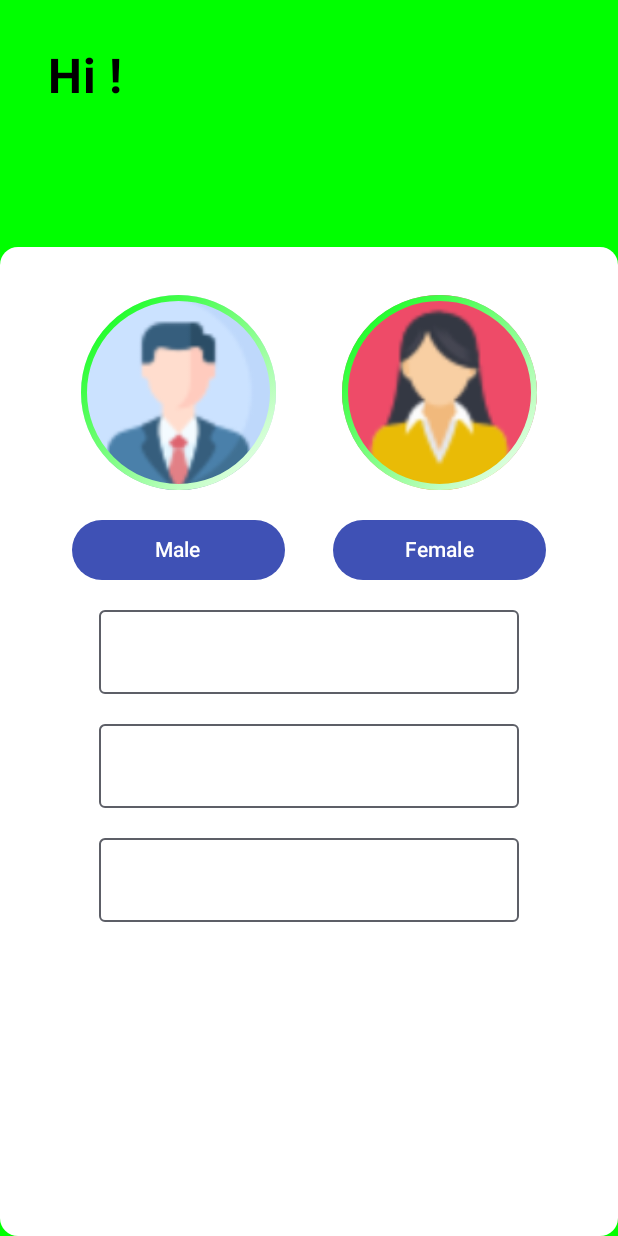
After one commit to GustavoDeodato/bmi-ds2aita, an Android app built with Jetpack Compose: the composable UserDataScreen shown on its own in the app's theme, on a phone screen of 412 x 824 dp. The commit adds this screen. Run offline under Robolectric (Android 15) with nearby library versions, the light colour scheme and no system bars.

Commit message:
user data 70%

```diff
--- /dev/null
+++ b/app/src/main/java/br/senai/sp/jandira/bmi/screens/UserDataScreen.kt
@@ -0,0 +1,218 @@
+package br.senai.sp.jandira.bmi.screens
+
+
+import androidx.compose.foundation.BorderStroke
+import androidx.compose.foundation.Image
+import androidx.compose.foundation.background
+import androidx.compose.foundation.layout.Box
+import androidx.compose.foundation.layout.Column
+import androidx.compose.foundation.layout.Row
+import androidx.compose.foundation.layout.fillMaxSize
+import androidx.compose.foundation.layout.fillMaxWidth
+import androidx.compose.foundation.layout.height
+import androidx.compose.foundation.layout.padding
+import androidx.compose.foundation.layout.size
+import androidx.compose.foundation.layout.width
+import androidx.compose.foundation.shape.CircleShape
+import androidx.compose.foundation.shape.RoundedCornerShape
+import androidx.compose.material3.Button
+import androidx.compose.material3.ButtonDefaults
+import androidx.compose.material3.Card
+import androidx.compose.material3.CardColors
+import androidx.compose.material3.CardDefaults
+import androidx.compose.material3.OutlinedTextField
+import androidx.compose.material3.Text
+import androidx.compose.runtime.Composable
+import androidx.compose.ui.Alignment
+import androidx.compose.ui.Modifier
+import androidx.compose.ui.graphics.Brush
+import androidx.compose.ui.graphics.Color
+import androidx.compose.ui.graphics.Paint
+import androidx.compose.ui.res.painterResource
+import androidx.compose.ui.res.stringResource
+import androidx.compose.ui.text.font.FontWeight
+import androidx.compose.ui.tooling.preview.Preview
+import androidx.compose.ui.unit.dp
+import androidx.compose.ui.unit.sp
+import br.senai.sp.jandira.bmi.R
+
+@Composable
+fun UserDataScreen(){
+    Box(
+        modifier = Modifier
+            .fillMaxSize()
+            .background(Color(0xFFFFFFFFF))
+    ){
+        Column (
+            modifier = Modifier
+                .fillMaxSize()
+                .background(color = Color.Green)
+        ){
+            Text(
+                text = stringResource(R.string.hi),
+                fontSize = 32.sp,
+                fontWeight = FontWeight.Bold,
+                color = Color.Black,
+                modifier = Modifier
+                    .padding(32.dp)
+                    .weight(1f)
+            )
+
+            Card (
+                modifier = Modifier
+                    .fillMaxWidth()
+                    .weight(4f),
+                colors = CardDefaults.cardColors(
+                    containerColor = Color.White
+                )
+            ){
+                Column (
+                    modifier = Modifier
+                        .fillMaxSize()
+                        .padding(32.dp)
+                ){
+                    Row (
+                        modifier = Modifier
+                            .fillMaxWidth()
+
+                    ){
+                        Column (
+                            modifier = Modifier
+                                .weight(1f),
+                            horizontalAlignment = Alignment.CenterHorizontally
+                        ){
+                            Card(
+                                modifier = Modifier
+                                    .size(130.dp),
+                                shape = CircleShape,
+                                border = BorderStroke(
+                                    width = 4.dp,
+                                    brush = Brush.linearGradient(
+                                        listOf(
+                                            Color(0xFF00FD0B),
+                                            Color(0xFFFFFFFF)
+                                        )
+                                    )
+                                )
+
+                            ) {
+                                Image(
+                                    painter = painterResource(
+                                        id = R.drawable.men
+                                    ),
+                                    contentDescription = "",
+                                    modifier = Modifier
+                                        .fillMaxSize()
+
+                                )
+                            }
+                            Button(
+                                onClick = {},
+                                modifier = Modifier
+                                    .fillMaxWidth()
+                                    .padding(16.dp),
+                                colors = ButtonDefaults
+                                    .buttonColors(
+                                        containerColor = Color(0xFF3F51B5)
+                                    )
+                            ) {
+                                Text(
+                                    text = stringResource(R.string.male)
+                                )
+                            }
+                        }
+
+                        Column (
+                            modifier = Modifier
+                                .weight(1f),
+                            horizontalAlignment = Alignment.CenterHorizontally
+                        ){
+                            Card(
+                                modifier = Modifier
+                                    .size(130.dp),
+                                shape = CircleShape,
+                                border = BorderStroke(
+                                    width = 4.dp,
+                                    brush = Brush.linearGradient(
+                                        listOf(
+                                            Color(0xFF00FD0B),
+                                            Color(0xFFFFFFFF)
+                                        )
+                                    )
+                                )
+
+                            ) {
+                                Image(
+                                    painter = painterResource(
+                                        id = R.drawable.woman
+                                    ),
+                                    contentDescription = "",
+                                    modifier = Modifier
+                                        .fillMaxSize()
+
+                                )
+                            }
+                            Button(
+                                onClick = {},
+                                modifier = Modifier
+                                    .fillMaxWidth()
+                                    .padding(16.dp),
+                                colors = ButtonDefaults
+                                    .buttonColors(
+                                        containerColor = Color(0xFF3F51B5)
+                                    )
+                            ) {
+                                Text(
+                                    text = stringResource(R.string.female)
+                                )
+                            }
+                        }
+
+
+                        }
+
+                    Column (
+                        modifier = Modifier
+                            .fillMaxWidth(),
+                        horizontalAlignment = Alignment.CenterHorizontally
+
+                    ){
+                        OutlinedTextField(
+                            modifier = Modifier
+                                .padding(bottom = 20.dp),
+                            value = "",
+                            onValueChange = {}
+                        )
+
+
+                        OutlinedTextField(
+                            modifier = Modifier
+                                .padding(bottom = 20.dp),
+
+                            value = "",
+                            onValueChange = {}
+                        )
+
+                        OutlinedTextField(
+                            modifier = Modifier
+                                .padding(bottom = 20.dp),
+
+                            value = "",
+                            onValueChange = {}
+                        )
+                    }
+                    }
+                    }
+
+
+                    }
+
+
+                }
+            }
+
+@Preview
+@Composable
+private fun UserDataScreenPreview(){
+    UserDataScreen()
+}
--- a/app/src/main/res/values/strings.xml
+++ b/app/src/main/res/values/strings.xml
@@ -3,4 +3,12 @@
     <string name="welcome">Welcome!</string>
     <string name="your_name">What\'s your name?</string>
     <string name="next">Next</string>
+    <string name="hi">Hi ! </string>
+    <string name="male">Male </string>
+    <string name="female">Female </string>
+    <string name="age">Age </string>
+    <string name="weight">Weight </string>
+    <string name="height">Height </string>
+    <string name="calculate">Calculate</string>
+
 </resources>
```
Also changed, not shown: app/src/main/res/drawable/balance.png (added), app/src/main/res/drawable/men.png (added), app/src/main/res/drawable/woman.png (added), 2 other files.
